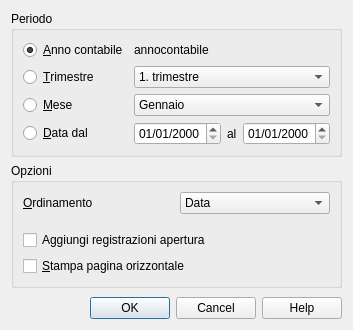
The window that Iva/2017/ch.banana.script.italy_vat.report.librogiornale.dialog.ui (BananaAccounting/Italia) describes before a commit, drawn with Qt 5.
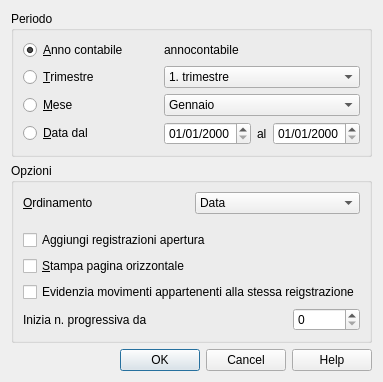
The same window after the commit.

Commit message: Modifiche a libro giornale

What changed in the file:
```diff
--- a/Iva/2017/ch.banana.script.italy_vat.report.librogiornale.dialog.ui
+++ b/Iva/2017/ch.banana.script.italy_vat.report.librogiornale.dialog.ui
@@ -6,8 +6,8 @@
    <rect>
     <x>0</x>
     <y>0</y>
-    <width>339</width>
-    <height>330</height>
+    <width>340</width>
+    <height>359</height>
    </rect>
   </property>
   <property name="windowTitle">
@@ -275,6 +275,47 @@
         </property>
        </widget>
       </item>
+      <item>
+       <widget class="QCheckBox" name="formattaMovStessaRegCheckBox">
+        <property name="text">
+         <string>Evidenzia movimenti appartenenti alla stessa reigstrazione</string>
+        </property>
+       </widget>
+      </item>
+      <item>
+       <layout class="QHBoxLayout" name="horizontalLayout_3">
+        <item>
+         <widget class="QLabel" name="nprogrLabel">
+          <property name="text">
+           <string>Inizia n. progressiva da</string>
+          </property>
+         </widget>
+        </item>
+        <item>
+         <spacer name="horizontalSpacer">
+          <property name="orientation">
+           <enum>Qt::Horizontal</enum>
+          </property>
+          <property name="sizeHint" stdset="0">
+           <size>
+            <width>40</width>
+            <height>20</height>
+           </size>
+          </property>
+         </spacer>
+        </item>
+        <item>
+         <widget class="QSpinBox" name="nProgrSpinBox">
+          <property name="minimum">
+           <number>0</number>
+          </property>
+          <property name="maximum">
+           <number>1000000</number>
+          </property>
+         </widget>
+        </item>
+       </layout>
+      </item>
      </layout>
     </widget>
    </item>
```
Left out of the diff: 4 changed lines with no effect on the pictures. The commit also changes 1 other file.
